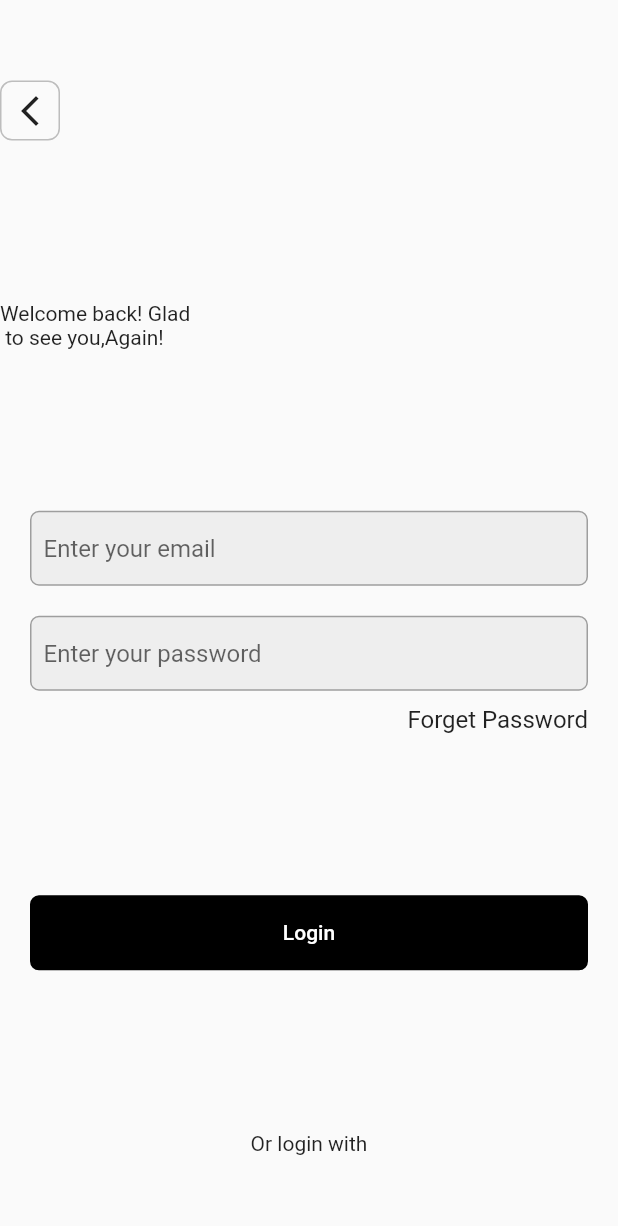
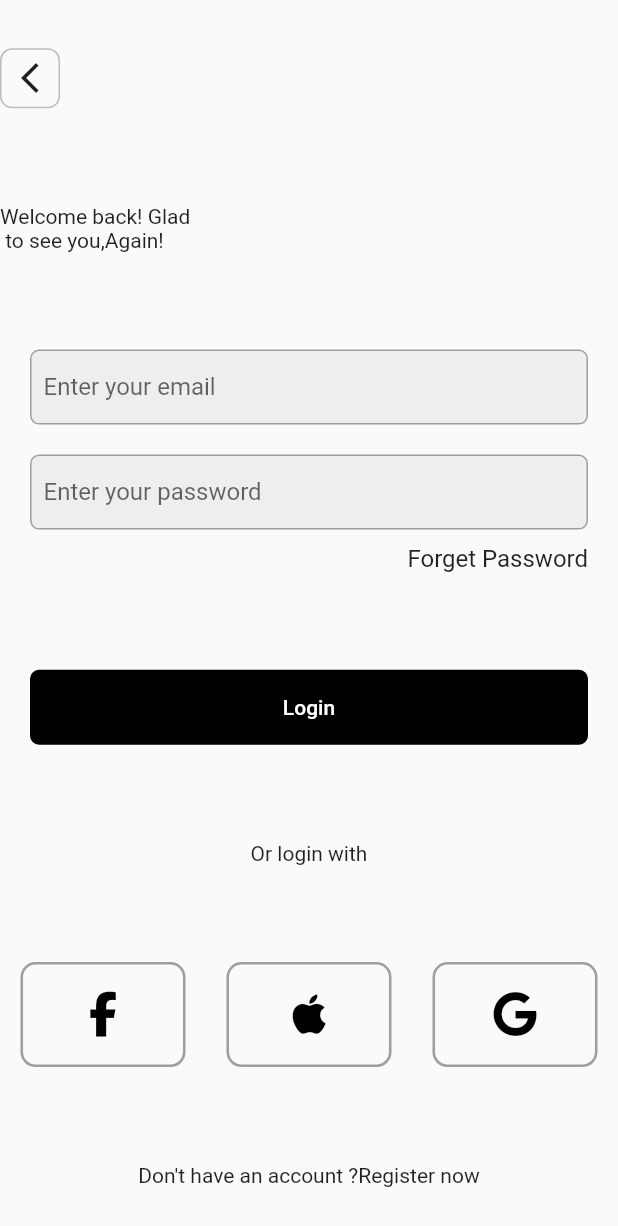
Before and after one commit to najmulmyself/Bio-Maker, a Flutter app: the screen it shows after launch, after a tap on "Login", on a phone screen of 412 x 824 dp. Shown: the top 1226 px of the screen. Run offline on Flutter 3.47's test engine with Material 2 defaults, Android fonts, the phone set to English and light mode, and no system bars; our stand-ins replace font_awesome_flutter.

Commit message:
added social btn

```diff
--- a/lib/component/social_button.dart
+++ b/lib/component/social_button.dart
@@ -0,0 +1,28 @@
+import 'package:flutter/material.dart';
+import 'package:font_awesome_flutter/font_awesome_flutter.dart';
+
+class SocialButton extends StatelessWidget {
+  final icon;
+  final color;
+  SocialButton({this.icon, this.color});
+  @override
+  Widget build(BuildContext context) {
+    return Container(
+      height: 70,
+      width: 110,
+      decoration: BoxDecoration(
+        borderRadius: BorderRadius.all(Radius.circular(10)),
+        border: Border.all(color: Colors.grey, width: 1.7),
+      ),
+      child: IconButton(
+        icon: FaIcon(
+          icon,
+          size: 30,
+          color: Colors.black,
+        ),
+        // size: 45,
+        onPressed: null,
+      ),
+    );
+  }
+}
--- a/lib/pages/login_page.dart
+++ b/lib/pages/login_page.dart
@@ -1,8 +1,10 @@
 // ignore_for_file: prefer_const_constructors
 
 import 'package:flutter/material.dart';
+import 'package:font_awesome_flutter/font_awesome_flutter.dart';
 
 import '../component/button.dart';
+import '../component/social_button.dart';
 
 class LoginScreen extends StatefulWidget {
   LoginScreen({Key? key}) : super(key: key);
@@ -120,6 +122,31 @@ class _LoginScreenState extends State<LoginScreen> {
                 thickness: 2,
               ),
             ],
+          ),
+          Row(
+            mainAxisAlignment: MainAxisAlignment.spaceAround,
+            children: [
+              SocialButton(
+                icon: FontAwesomeIcons.facebookF,
+                // color: Colors.blue.shade700,
+              ),
+              SocialButton(
+                icon: FontAwesomeIcons.apple,
+                // color: Colors.green,
+              ),
+              SocialButton(
+                icon: FontAwesomeIcons.google,
+                // color: Colors.red,
+              ),
+            ],
+          ),
+          Row(
+            mainAxisAlignment: MainAxisAlignment.center,
+            // ignore: prefer_const_literals_to_create_immutables
+            children: [
+              Text('Don\'t have an account ?'),
+              Text('Register now'),
+            ],
           )
         ],
       ),
--- a/pubspec.yaml
+++ b/pubspec.yaml
@@ -33,6 +33,7 @@ dependencies:
   # The following adds the Cupertino Icons font to your application.
   # Use with the CupertinoIcons class for iOS style icons.
   cupertino_icons: ^1.0.2
+  font_awesome_flutter: ^10.1.0
 
 dev_dependencies:
   flutter_test:
```
Also changed, not shown: pubspec.lock.
